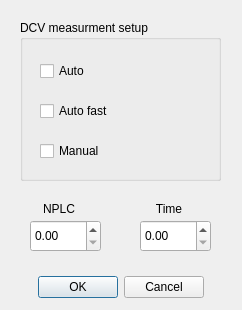
Qt form ui/measSetupDC.ui (is4rk/Fluke8588A-pyvisa) before a commit.
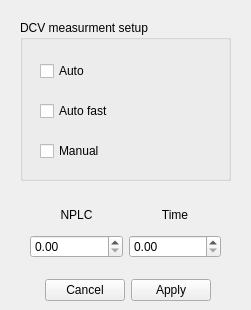
The same form after that commit.

Diff of the .ui file:
```diff
--- a/ui/measSetupDC.ui
+++ b/ui/measSetupDC.ui
@@ -6,7 +6,7 @@
    <rect>
     <x>0</x>
     <y>0</y>
-    <width>242</width>
+    <width>251</width>
     <height>310</height>
    </rect>
   </property>
@@ -18,7 +18,7 @@
     <rect>
      <x>20</x>
      <y>20</y>
-     <width>201</width>
+     <width>211</width>
      <height>161</height>
     </rect>
    </property>
@@ -80,35 +80,37 @@
     </attribute>
    </widget>
   </widget>
-  <widget class="QDoubleSpinBox" name="nplc_spin">
+  <widget class="QDialogButtonBox" name="buttonBox">
+   <property name="geometry">
+    <rect>
+     <x>40</x>
+     <y>270</y>
+     <width>171</width>
+     <height>41</height>
+    </rect>
+   </property>
+   <property name="sizePolicy">
+    <sizepolicy hsizetype="Expanding" vsizetype="Fixed">
+     <horstretch>0</horstretch>
+     <verstretch>0</verstretch>
+    </sizepolicy>
+   </property>
+   <property name="standardButtons">
+    <set>QDialogButtonBox::StandardButton::Apply|QDialogButtonBox::StandardButton::Cancel</set>
+   </property>
+  </widget>
+  <widget class="QWidget" name="">
    <property name="geometry">
     <rect>
      <x>30</x>
-     <y>220</y>
-     <width>71</width>
-     <height>32</height>
+     <y>200</y>
+     <width>191</width>
+     <height>58</height>
     </rect>
    </property>
-  </widget>
-  <widget class="QDoubleSpinBox" name="time_spin">
-   <property name="geometry">
-    <rect>
-     <x>140</x>
-     <y>220</y>
-     <width>71</width>
-     <height>32</height>
-    </rect>
-   </property>
-  </widget>
+   <layout class="QGridLayout" name="nplc_time_layour">
+    <item row="0" column="0">
   <widget class="QLabel" name="plc_label">
-   <property name="geometry">
-    <rect>
-     <x>30</x>
-     <y>200</y>
-     <width>58</width>
-     <height>18</height>
-    </rect>
-   </property>
    <property name="text">
     <string>NPLC</string>
    </property>
@@ -116,15 +118,9 @@
     <set>Qt::AlignmentFlag::AlignCenter</set>
    </property>
   </widget>
+    </item>
+    <item row="0" column="1">
   <widget class="QLabel" name="time_label">
-   <property name="geometry">
-    <rect>
-     <x>140</x>
-     <y>200</y>
-     <width>58</width>
-     <height>18</height>
-    </rect>
-   </property>
    <property name="text">
     <string>Time</string>
    </property>
@@ -132,18 +128,14 @@
     <set>Qt::AlignmentFlag::AlignCenter</set>
    </property>
   </widget>
-  <widget class="QDialogButtonBox" name="buttonBox">
-   <property name="geometry">
-    <rect>
-     <x>30</x>
-     <y>270</y>
-     <width>174</width>
-     <height>34</height>
-    </rect>
-   </property>
-   <property name="standardButtons">
-    <set>QDialogButtonBox::StandardButton::Cancel|QDialogButtonBox::StandardButton::Ok</set>
-   </property>
+    </item>
+    <item row="1" column="0">
+     <widget class="QDoubleSpinBox" name="nplc_spin"/>
+    </item>
+    <item row="1" column="1">
+     <widget class="QDoubleSpinBox" name="time_spin"/>
+    </item>
+   </layout>
   </widget>
  </widget>
  <resources/>
```
Left out of the diff: 6 changed lines with no effect on the pictures. Lines whose indentation alone changed are shown as unchanged.
